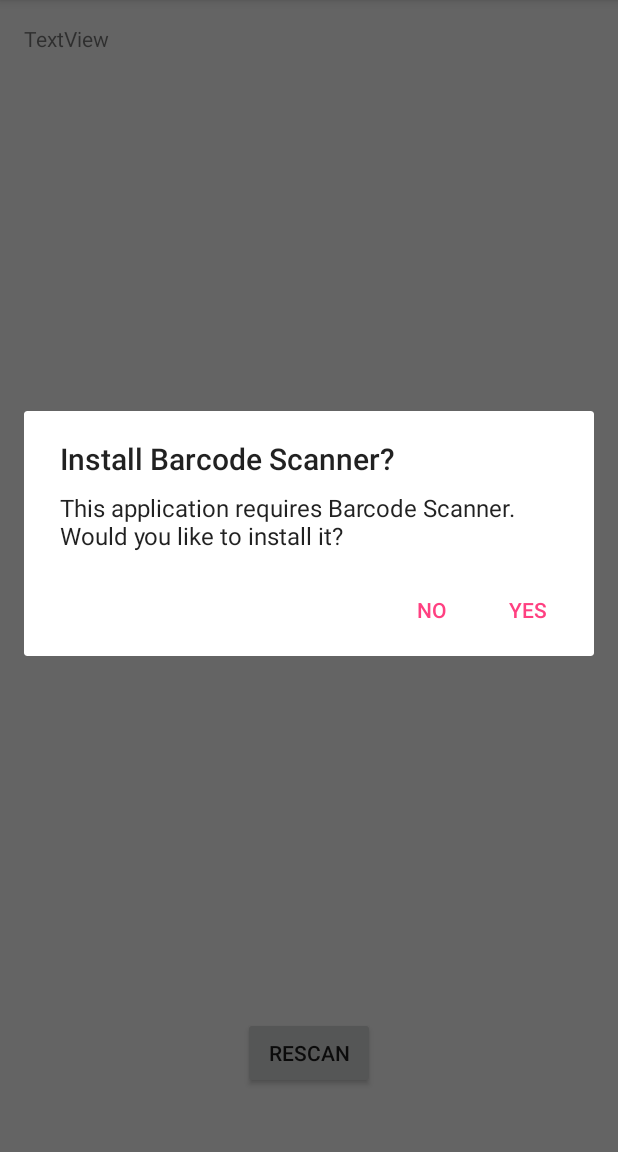
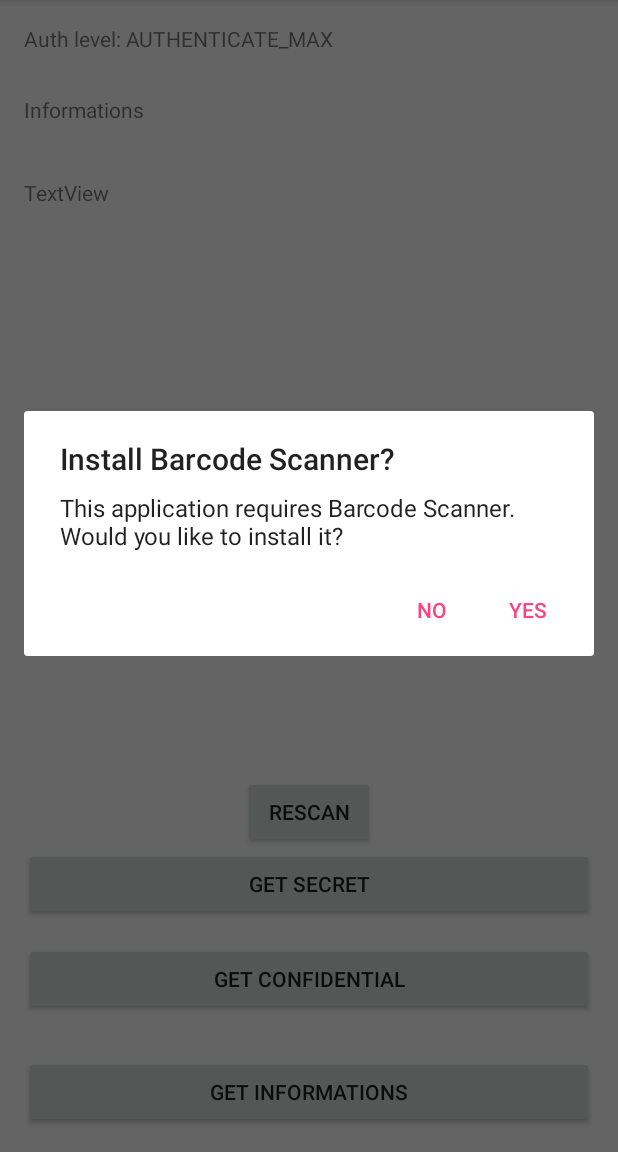
Before and after one commit to ThibaultSchowing/SYM-lab03, an Android app: the Barecode screen opened directly, with no data from a screen before it, after a tap on "RESCAN", on a phone screen of 412 x 824 dp, the part 84-1236 px from its top. Run offline under Robolectric (Android 15) with nearby library versions, the phone set to English and light mode, and no system bars.

Commit message:
code bar version 2

```diff
--- a/Lab3_sym/app/src/main/java/ch/heig_vd/lab3_sym/Barecode.java
+++ b/Lab3_sym/app/src/main/java/ch/heig_vd/lab3_sym/Barecode.java
@@ -1,6 +1,8 @@
 package ch.heig_vd.lab3_sym;
 
+import android.app.AlertDialog;
 import android.content.Context;
+import android.content.DialogInterface;
 import android.content.Intent;
 import android.support.v7.app.AppCompatActivity;
 import android.os.Bundle;
@@ -14,17 +16,135 @@ public class Barecode extends AppCompatActivity {
     private TextView txt_scan = null;
     private Button btn_rescan = null;
 
+    private Button btn_secret = null;
+    private Button btn_conf = null;
+    private Button btn_info = null;
+
+    private TextView txt_infos = null;
+    private TextView txt_welcome = null;
+
+
+    // Niveaux de sécurité
+    private final String AUTH_MAX = "AUTHENTICATE_MAX";
+    private final String AUTH_MED = "AUTHENTICATE_MED";
+    private final String AUTH_MIN = "AUTHENTICATE_MIN";
+    private final String AUTH_NULL = "AUTHENTICATE_NULL";
+
+    private final int AUTH_MAX_TIME = 10000;
+    private final int AUTH_MED_TIME = 20000;
+    private final int AUTH_MIN_TIME = 30000;
+    boolean firsttime = true ;
+
+    CharSequence text1 = "Secret information ! Valdor au lait cru AOC ROHMILCH !!";
+    CharSequence text2 = "Confidential information ! Fontaine à Absinth BORDEL !!";
+    CharSequence text3 = "Information ! Inscrivez-vous à la R.A.C.L.E.T.T.E. !!";
+
+
+    private String currentLevel = "";
+
+
+    private int clickTime = 0, connexionTime = 0, diffTime = 0;
+
     @Override
     protected void onCreate(Bundle savedInstanceState) {
         super.onCreate(savedInstanceState);
         setContentView(R.layout.activity_barecode);
 
         final IntentIntegrator integrator = new IntentIntegrator(this);
-        integrator.initiateScan();
+        if(firsttime)
+        {
+            integrator.initiateScan();
+            firsttime = false;
+        }
 
 
         txt_scan = (TextView)findViewById(R.id.txt_scan);
+        btn_secret = (Button) findViewById(R.id.btn_secret);
+        btn_conf = (Button) findViewById(R.id.btn_conf);
+        btn_info = (Button) findViewById(R.id.btn_info);
         btn_rescan = (Button) findViewById(R.id.btn_rescan);
+
+        txt_infos = (TextView) findViewById(R.id.txt_infos);
+        txt_welcome = (TextView) findViewById(R.id.txt_welcome);
+
+        connexionTime = (int) (System.currentTimeMillis());
+
+        currentLevel = calculateAuthLevel();
+        txt_welcome.setText("Auth level: " + currentLevel);
+
+
+        btn_secret.setOnClickListener(new View.OnClickListener(){
+
+            @Override
+            public void onClick(View view) {
+                currentLevel = calculateAuthLevel();
+                Context context = getApplicationContext();
+                CharSequence text = "Please reauthenticate !";
+                int duration = Toast.LENGTH_SHORT;
+
+                Toast toast = Toast.makeText(context, text, duration);
+                if(currentLevel == AUTH_MAX){
+                    try {
+                        getAppropriateInfo(currentLevel);
+                    } catch (InterruptedException e) {
+                        e.printStackTrace();
+                    }
+                }
+                else{
+                    txt_welcome.setText("Auth level: " + currentLevel);
+                    toast.show();
+                }
+
+            }
+        });
+
+        btn_conf.setOnClickListener(new View.OnClickListener(){
+
+            @Override
+            public void onClick(View view) {
+                currentLevel = calculateAuthLevel();
+                Context context = getApplicationContext();
+                CharSequence text = "Please reauthenticate !";
+                int duration = Toast.LENGTH_SHORT;
+
+                Toast toast = Toast.makeText(context, text, duration);
+                if(currentLevel == AUTH_MED || currentLevel == AUTH_MAX){
+                    try {
+                        getAppropriateInfo(AUTH_MED);
+                    } catch (InterruptedException e) {
+                        e.printStackTrace();
+                    }
+                }
+                else{
+                    txt_welcome.setText("Auth level: " + currentLevel);
+                    toast.show();
+                }
+            }
+        });
+
+        btn_info.setOnClickListener(new View.OnClickListener(){
+
+            @Override
+            public void onClick(View view) {
+                currentLevel = calculateAuthLevel();
+                Context context = getApplicationContext();
+                CharSequence text = "Please reauthenticate !";
+                int duration = Toast.LENGTH_SHORT;
+
+                Toast toast = Toast.makeText(context, text, duration);
+                if(currentLevel == AUTH_MIN || currentLevel == AUTH_MED || currentLevel == AUTH_MAX){
+                    try {
+                        getAppropriateInfo(AUTH_MIN);
+                    } catch (InterruptedException e) {
+                        e.printStackTrace();
+                    }
+                }
+                else{
+                    txt_welcome.setText("Auth level: " + currentLevel);
+                    toast.show();
+                }
+            }
+        });
 
         btn_rescan.setOnClickListener(new View.OnClickListener() {
             @Override
@@ -41,9 +161,98 @@ public class Barecode extends AppCompatActivity {
         IntentResult scanResult = IntentIntegrator.parseActivityResult(requestCode, resultCode, intent);
         if (scanResult != null) {
             // handle scan result
+            txt_scan.setText(scanResult.getContents());
+            readTag(scanResult.getContents());
 
-            txt_scan.setText(scanResult.getContents());
         }
         // else continue with any other code you need in the method
     }
+
+    protected void readTag(String tag) {
+        if(tag != null && tag.contains("test")){
+            connexionTime = (int) (System.currentTimeMillis());
+            currentLevel = calculateAuthLevel();
+            txt_welcome.setText("Auth level: " + currentLevel);
+        }
+    }
+    protected String calculateAuthLevel(){
+
+        clickTime = (int) (System.currentTimeMillis());
+        diffTime = clickTime - connexionTime;
+
+        if(diffTime >= 0 && diffTime <= AUTH_MAX_TIME){
+            return AUTH_MAX;
+        }
+        else if(diffTime > AUTH_MAX_TIME && diffTime <= AUTH_MED_TIME){
+            return AUTH_MED;
+        }
+        else if(diffTime > AUTH_MED_TIME && diffTime <= AUTH_MIN_TIME){
+            return AUTH_MIN;
+        }
+        else {
+            //else if(diffTime > AUTH_MIN_TIME){
+            return AUTH_NULL;
+        }
+    }
+
+    protected void getAppropriateInfo(String level) throws InterruptedException {
+
+        Context context = getApplicationContext();
+        int duration = Toast.LENGTH_SHORT;
+
+
+        switch (level){
+            case AUTH_MAX:
+                txt_welcome.setText("Auth level: " + level);
+
+                //toast1.show();
+
+                AlertDialog alertDialog = new AlertDialog.Builder(this).create();
+                alertDialog.setTitle("Top Secret");
+                alertDialog.setMessage(text1);
+                alertDialog.setButton(AlertDialog.BUTTON_NEUTRAL, "OK",
+                        new DialogInterface.OnClickListener() {
+                            public void onClick(DialogInterface dialog, int which) {
+                                dialog.dismiss();
+                            }
+                        });
+                alertDialog.show();
+
+                break;
+            case AUTH_MED:
+                txt_welcome.setText("Auth level: " + level);
+
+                //toast2.show();
+                AlertDialog alertDialog2 = new AlertDialog.Builder(this).create();
+                alertDialog2.setTitle("Confidential");
+                alertDialog2.setMessage(text2);
+                alertDialog2.setButton(AlertDialog.BUTTON_NEUTRAL, "OK",
+                        new DialogInterface.OnClickListener() {
+                            public void onClick(DialogInterface dialog, int which) {
+                                dialog.dismiss();
+                            }
+                        });
+                alertDialog2.show();
+
+                break;
+            case AUTH_MIN:
+                txt_welcome.setText("Auth level: " + level);
+
+                //toast3.show();
+                AlertDialog alertDialog3 = new AlertDialog.Builder(this).create();
+                alertDialog3.setTitle("Information");
+                alertDialog3.setMessage(text3);
+                alertDialog3.setButton(AlertDialog.BUTTON_NEUTRAL, "OK",
+                        new DialogInterface.OnClickListener() {
+                            public void onClick(DialogInterface dialog, int which) {
+                                dialog.dismiss();
+                            }
+                        });
+                alertDialog3.show();
+
+                break;
+            case AUTH_NULL:
+                this.finish();
+        }
+    }
 }
--- a/Lab3_sym/app/src/main/res/layout/activity_barecode.xml
+++ b/Lab3_sym/app/src/main/res/layout/activity_barecode.xml
@@ -10,14 +10,58 @@
     android:paddingTop="@dimen/activity_vertical_margin"
     tools:context="ch.heig_vd.lab3_sym.Barecode">
 
+
     <TextView
-        android:text="TextView"
+        android:text="Welcome !"
         android:layout_width="wrap_content"
         android:layout_height="wrap_content"
         android:layout_alignParentTop="true"
         android:layout_alignParentLeft="true"
         android:layout_alignParentStart="true"
-        android:id="@+id/txt_scan"
+        android:id="@+id/txt_welcome" />
+
+    <TextView
+        android:text="Informations"
+        android:layout_width="wrap_content"
+        android:layout_height="wrap_content"
+        android:layout_below="@+id/txt_welcome"
+        android:layout_alignParentLeft="true"
+        android:layout_alignParentStart="true"
+        android:layout_marginTop="28dp"
+        android:id="@+id/txt_infos" />
+
+    <Button
+        android:text="Get Informations"
+        android:layout_width="wrap_content"
+        android:layout_height="wrap_content"
+        android:id="@+id/btn_info"
+        android:layout_alignParentBottom="true"
+        android:layout_alignParentLeft="true"
+        android:layout_alignParentStart="true"
+        android:layout_alignParentRight="true"
+        android:layout_alignParentEnd="true" />
+
+    <Button
+        android:text="Get Confidential"
+        android:layout_width="wrap_content"
+        android:layout_height="wrap_content"
+        android:id="@+id/btn_conf"
+        android:layout_above="@+id/btn_info"
+        android:layout_alignParentLeft="true"
+        android:layout_alignParentStart="true"
+        android:layout_marginBottom="27dp"
+        android:layout_alignParentRight="true"
+        android:layout_alignParentEnd="true" />
+
+    <Button
+        android:text="Get Secret"
+        android:layout_width="wrap_content"
+        android:layout_height="wrap_content"
+        android:id="@+id/btn_secret"
+        android:layout_marginBottom="15dp"
+        android:layout_above="@+id/btn_conf"
+        android:layout_alignParentLeft="true"
+        android:layout_alignParentStart="true"
         android:layout_alignParentRight="true"
         android:layout_alignParentEnd="true" />
 
@@ -25,8 +69,19 @@
         android:text="rescan"
         android:layout_width="wrap_content"
         android:layout_height="wrap_content"
-        android:layout_alignParentBottom="true"
-        android:layout_centerHorizontal="true"
-        android:layout_marginBottom="26dp"
-        android:id="@+id/btn_rescan" />
+        android:id="@+id/btn_rescan"
+        android:layout_above="@+id/btn_secret"
+        android:layout_centerHorizontal="true" />
+
+    <TextView
+        android:text="TextView"
+        android:layout_width="wrap_content"
+        android:layout_height="wrap_content"
+        android:id="@+id/txt_scan"
+        android:layout_below="@+id/txt_infos"
+        android:layout_alignParentLeft="true"
+        android:layout_alignParentStart="true"
+        android:layout_marginTop="36dp" />
+
+
 </RelativeLayout>
```
